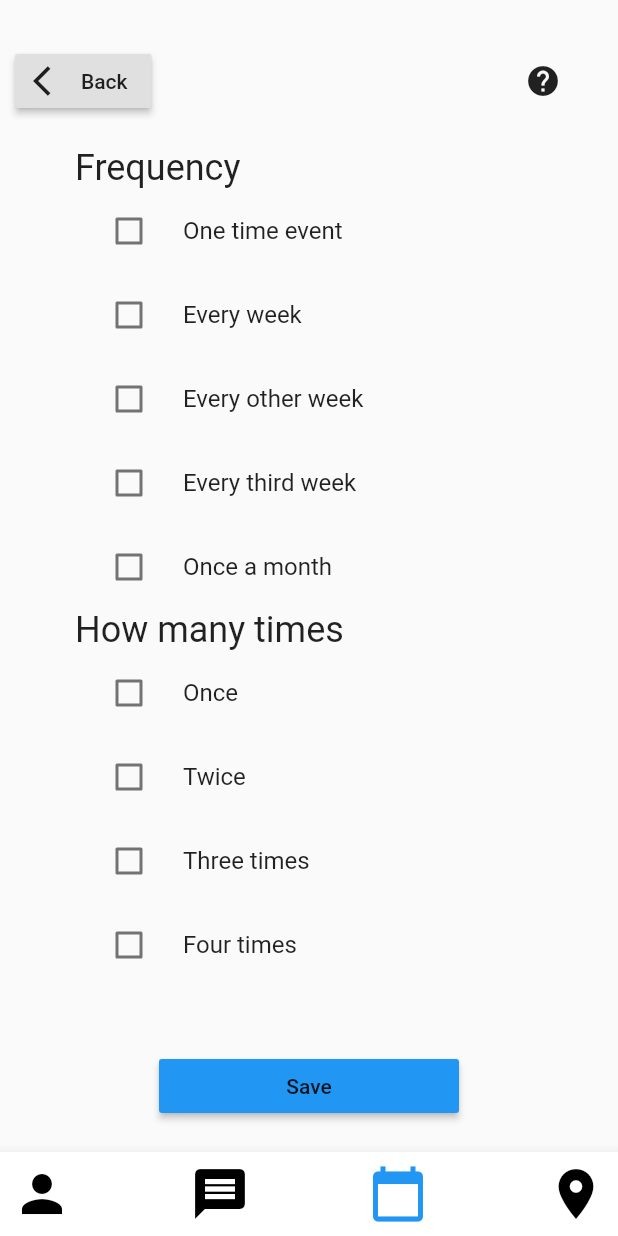
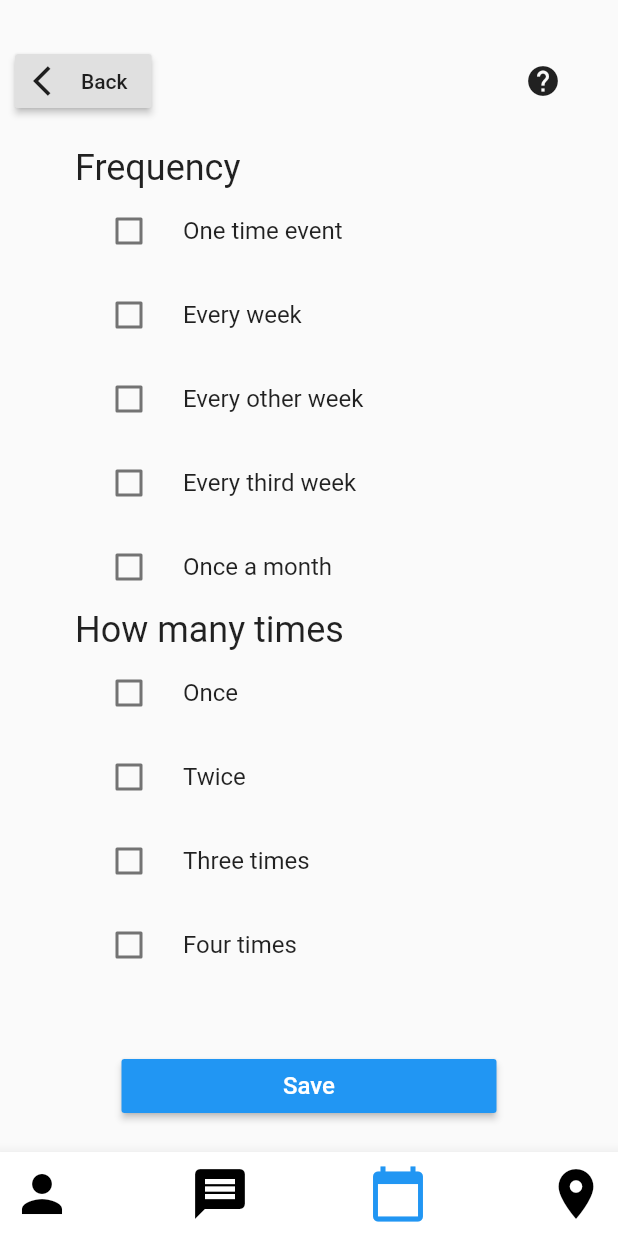
Before and after one commit to lello163/pvt_projectApp, a Flutter app: the Frequency screen opened directly, after a tap on "Save", on a phone screen of 412 x 824 dp. Run offline on Flutter 3.47's test engine with Material 2 defaults, Android fonts, the phone set to English and light mode, and no system bars; our stand-ins replace flutter_datetime_picker, google_maps_flutter, image_picker, numberpicker, rflutter_alert, weather_icons; missing offline and left inert: flutter_facebook_login, google_map_location_picker.

```diff
--- a/lib/Frequency.dart
+++ b/lib/Frequency.dart
@@ -282,14 +282,23 @@ class _FrequencyState extends State<Frequency> {
           ),
           Padding(
             padding: const EdgeInsets.all(20.0),
-            child: Container(
-              width: 200,
+            child:           Container(
+              width: 300,
+              padding: EdgeInsets.fromLTRB(10, 5, 10, 0),
+              alignment: Alignment.bottomCenter,
+              child: ButtonTheme(
+                minWidth: 250,
               child: RaisedButton(
                 color: Colors.blue,
-                child: Text("Save"),
-                onPressed: (){print("SAVE");},
-              ),
-            ),
+                child: Text("Save",
+                    style: TextStyle(fontSize: 16, color: Colors.white)),
+                onPressed: () {
+                  Navigator.push(
+                    context,
+                    MaterialPageRoute(builder: (context) => Frequency()),
+                  );
+                },
+              ))),
           )
         ],
       ),
```
Also changed, not shown: lib/profilepage.dart (+32 -0 lines).
